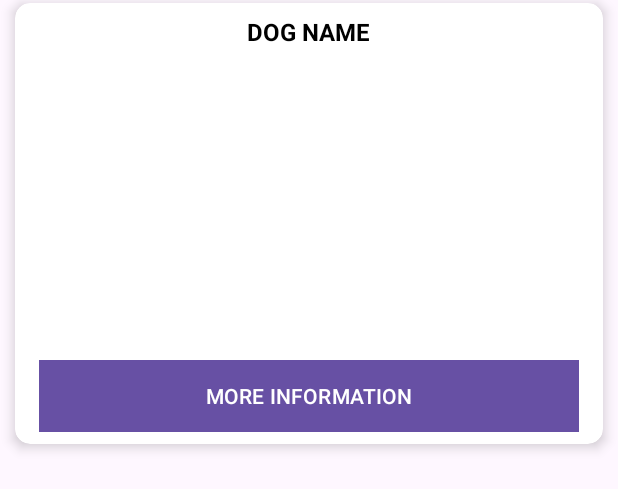
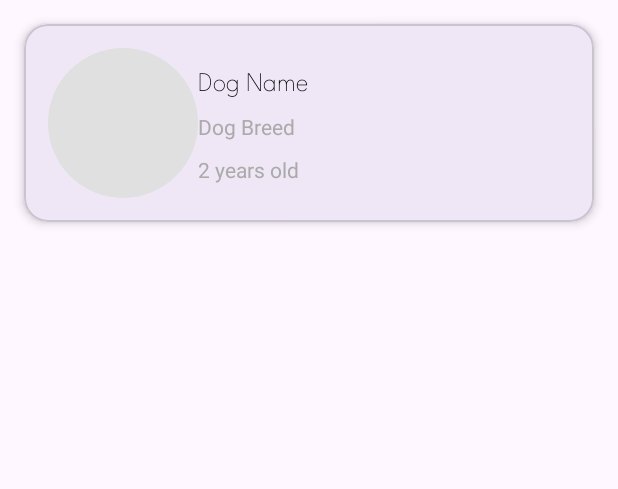
Before and after one commit to Roo55/AdoptADog-DispositiviMobili, an Android app: the layout dog_item.xml on its own in the app's theme, with its tools: preview values and no code run, on a phone screen of 412 x 824 dp. Shown: the top 489 px of the screen. Run offline under Robolectric (Android 15) with nearby library versions, the phone set to English and light mode, and no system bars.

Commit message:
Modifica in vista per cambiare la modalità di visualizzazione dell'elenco dei cani, aggiunta di colori e stili.

```diff
--- a/app/build.gradle.kts
+++ b/app/build.gradle.kts
@@ -50,6 +50,8 @@ dependencies {
     implementation(libs.retrofit)
     implementation("com.squareup.retrofit2:converter-gson:2.9.0")
     implementation ("com.github.bumptech.glide:glide:4.16.0")
+    implementation ("com.google.android.material:material:1.9.0")
+
 
 
 
--- a/app/src/main/java/com/example/adoptadog/ui/main/DogAdapter.java
+++ b/app/src/main/java/com/example/adoptadog/ui/main/DogAdapter.java
@@ -48,8 +48,16 @@ public class DogAdapter extends RecyclerView.Adapter<DogAdapter.DogViewHolder> {
     public void onBindViewHolder(@NonNull DogViewHolder holder, int position) {
         Dog dog = dogList.get(position);
 
+        // Nombre del perro
         holder.tvDogName.setText(dog.getName());
 
+        // Descripción física como raza
+        holder.tvDogBreed.setText(dog.getPhysicalDescription());
+
+        // Mostrar la edad del perro
+        holder.tvDogAge.setText(dog.getAge() + " years old");
+
+        // Mostrar la imagen del perro
         holder.progressBar.setVisibility(View.VISIBLE);
 
         Glide.with(holder.itemView.getContext())
@@ -71,13 +79,14 @@ public class DogAdapter extends RecyclerView.Adapter<DogAdapter.DogViewHolder> {
                 })
                 .into(holder.backgroundImageView);
 
-        holder.btnMoreInfo.setOnClickListener(v -> {
-
+        // Evento click en la tarjeta completa
+        holder.itemView.setOnClickListener(v -> {
             Intent intent = new Intent(context, DogDetailsActivity.class);
             intent.putExtra("dogId", dog.getId());
             context.startActivity(intent);
         });
     }
+
 
 
     @Override
@@ -90,13 +99,16 @@ public class DogAdapter extends RecyclerView.Adapter<DogAdapter.DogViewHolder> {
         ImageView backgroundImageView;
         Button btnMoreInfo;
         ProgressBar progressBar;
+        TextView tvDogBreed;
+        TextView tvDogAge;
 
         public DogViewHolder(@NonNull View itemView) {
             super(itemView);
             tvDogName = itemView.findViewById(R.id.tvDogName);
             backgroundImageView = itemView.findViewById(R.id.backgroundImageView);
-            btnMoreInfo = itemView.findViewById(R.id.btnMoreInfo);
             progressBar = itemView.findViewById(R.id.progressBar);
+            tvDogBreed = itemView.findViewById(R.id.tvDogBreed);
+            tvDogAge = itemView.findViewById(R.id.tvDogAge);
         }
     }
 }
--- /dev/null
+++ b/app/src/main/res/drawable/image_background_shape.xml
@@ -0,0 +1,5 @@
+<?xml version="1.0" encoding="utf-8"?>
+<shape xmlns:android="http://schemas.android.com/apk/res/android">
+    <corners android:radius="50dp" />
+    <solid android:color="#E0E0E0" />
+</shape>
--- a/app/src/main/res/layout/dog_item.xml
+++ b/app/src/main/res/layout/dog_item.xml
@@ -1,67 +1,81 @@
-<?xml version="1.0" encoding="utf-8"?>
-<androidx.cardview.widget.CardView xmlns:android="http://schemas.android.com/apk/res/android"
+<com.google.android.material.card.MaterialCardView
+    xmlns:android="http://schemas.android.com/apk/res/android"
+    xmlns:app="http://schemas.android.com/apk/res-auto"
     android:layout_width="match_parent"
     android:layout_height="wrap_content"
-    xmlns:app="http://schemas.android.com/apk/res-auto"
-    app:cardCornerRadius="10dp"
-    app:contentPadding="8dp"
-    android:layout_marginHorizontal="10dp"
-    android:layout_marginVertical="2dp"
-    app:cardElevation="5dp">
+    android:layout_margin="16dp"
+    app:cardCornerRadius="16dp"
+    app:cardElevation="4dp">
 
     <androidx.constraintlayout.widget.ConstraintLayout
         android:layout_width="match_parent"
-        android:layout_height="wrap_content">
+        android:layout_height="wrap_content"
+        android:padding="16dp">
 
-        <TextView
+        <!-- Imagen del perro -->
+        <ImageView
+            android:id="@+id/backgroundImageView"
+            android:layout_width="100dp"
+            android:layout_height="100dp"
+            android:scaleType="centerCrop"
+            android:layout_marginEnd="16dp"
+        app:layout_constraintStart_toStartOf="parent"
+        app:layout_constraintTop_toTopOf="parent"
+        app:layout_constraintBottom_toBottomOf="parent"
+        android:background="@drawable/image_background_shape" />
+
+        <!-- Nombre del perro -->
+        <com.google.android.material.textview.MaterialTextView
             android:id="@+id/tvDogName"
-            android:layout_width="wrap_content"
+            android:layout_width="0dp"
             android:layout_height="wrap_content"
             android:text="Dog Name"
+            android:textSize="18sp"
+            android:textStyle="bold"
+            android:fontFamily="@font/leaguespartan"
+            android:fontVariationSettings="'wght' 700"
             android:textColor="@android:color/black"
-            android:textSize="16sp"
-            android:textAllCaps="true"
-            android:textStyle="bold"
-            app:layout_constraintStart_toStartOf="parent"
+            app:layout_constraintStart_toEndOf="@id/backgroundImageView"
+            app:layout_constraintTop_toTopOf="parent"
             app:layout_constraintEnd_toEndOf="parent"
-            app:layout_constraintTop_toTopOf="parent"
-            />
+            app:layout_constraintBottom_toTopOf="@id/tvDogBreed" /> <!-- Agregamos restricción para separación -->
 
-        <ImageView
-            android:id="@+id/backgroundImageView"
-            android:layout_width="match_parent"
-            android:layout_height="200dp"
-            android:scaleType="centerCrop"
+        <!-- Raza del perro -->
+        <TextView
+            android:id="@+id/tvDogBreed"
+            android:layout_width="0dp"
+            android:layout_height="wrap_content"
+            android:text="Dog Breed"
+            android:textSize="14sp"
+            android:textColor="@android:color/darker_gray"
+            app:layout_constraintStart_toEndOf="@id/backgroundImageView"
             app:layout_constraintTop_toBottomOf="@id/tvDogName"
-            app:layout_constraintStart_toStartOf="parent"
             app:layout_constraintEnd_toEndOf="parent"
-            app:layout_constraintBottom_toTopOf="@id/btnMoreInfo" />
+            app:layout_constraintBottom_toTopOf="@id/tvDogAge" /> <!-- Agregamos separación entre raza y edad -->
 
-        <Button
-            android:id="@+id/btnMoreInfo"
-            android:layout_width="match_parent"
+        <!-- Edad del perro -->
+        <TextView
+            android:id="@+id/tvDogAge"
+            android:layout_width="0dp"
             android:layout_height="wrap_content"
-            android:layout_margin="8dp"
-            android:background="@android:color/holo_blue_light"
-            android:text="MORE INFORMATION"
+            android:text="2 years old"
             android:textSize="14sp"
-            app:layout_constraintStart_toStartOf="parent"
+            android:textColor="@android:color/darker_gray"
+            app:layout_constraintStart_toEndOf="@id/backgroundImageView"
+            app:layout_constraintTop_toBottomOf="@id/tvDogBreed"
             app:layout_constraintEnd_toEndOf="parent"
-            app:layout_constraintTop_toBottomOf="@id/backgroundImageView"/>
+            app:layout_constraintBottom_toBottomOf="parent" />
 
+        <!-- ProgressBar para la imagen -->
         <ProgressBar
             android:id="@+id/progressBar"
-            android:layout_width="wrap_content"
-            android:layout_height="wrap_content"
-            android:layout_gravity="center"
+            android:layout_width="24dp"
+            android:layout_height="24dp"
             android:visibility="gone"
-        app:layout_constraintTop_toTopOf="@id/backgroundImageView"
-        app:layout_constraintBottom_toBottomOf="@id/backgroundImageView"
-        app:layout_constraintStart_toStartOf="@id/backgroundImageView"
-        app:layout_constraintEnd_toEndOf="@id/backgroundImageView" />
-
-
+            app:layout_constraintTop_toTopOf="@id/backgroundImageView"
+            app:layout_constraintBottom_toBottomOf="@id/backgroundImageView"
+            app:layout_constraintStart_toStartOf="@id/backgroundImageView"
+            app:layout_constraintEnd_toEndOf="@id/backgroundImageView" />
 
     </androidx.constraintlayout.widget.ConstraintLayout>
-
-</androidx.cardview.widget.CardView>
+</com.google.android.material.card.MaterialCardView>
--- a/app/src/main/res/values/colors.xml
+++ b/app/src/main/res/values/colors.xml
@@ -2,4 +2,11 @@
 <resources>
     <color name="black">#FF000000</color>
     <color name="white">#FFFFFFFF</color>
+    <color name="md_theme_light_primary">#6200EE</color>
+    <color name="md_theme_light_onPrimary">#FFFFFF</color>
+    <color name="md_theme_light_secondary">#03DAC6</color>
+    <color name="md_theme_light_onSecondary">#000000</color>
+    <color name="md_theme_light_surface">#FFFFFF</color>
+    <color name="md_theme_light_onSurface">#000000</color>
+    <color name="md_theme_light_outline">#E0E0E0</color>
 </resources>
```
Also changed, not shown: app/src/main/res/font/leaguespartan.ttf (added), 1 other file.
